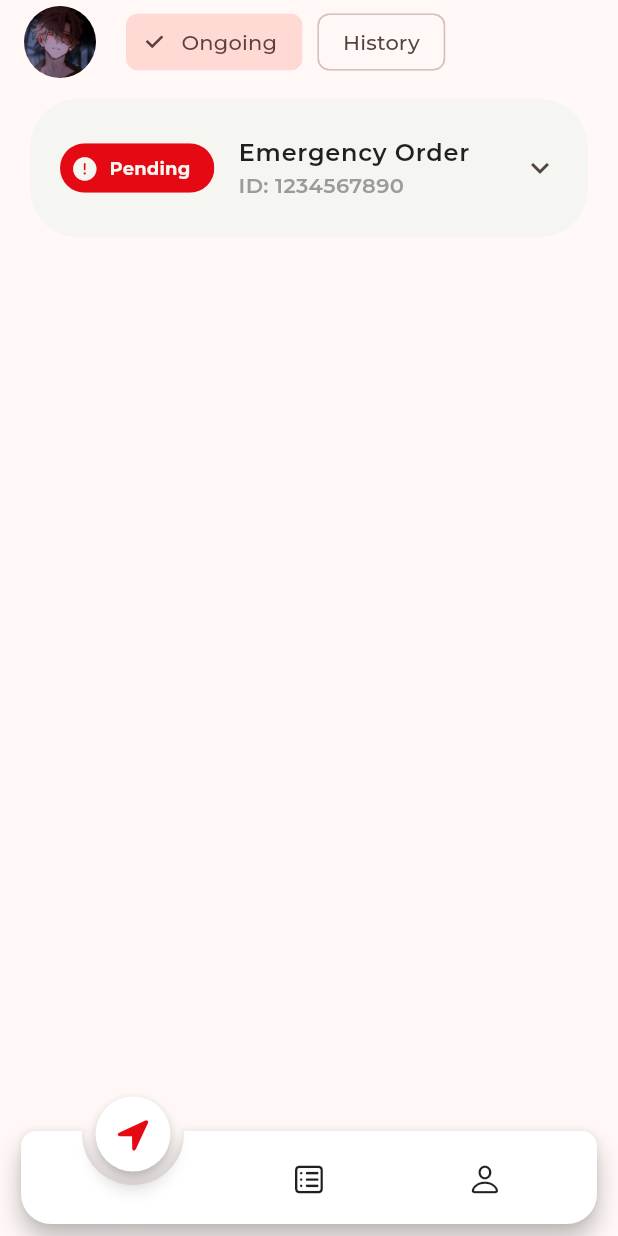
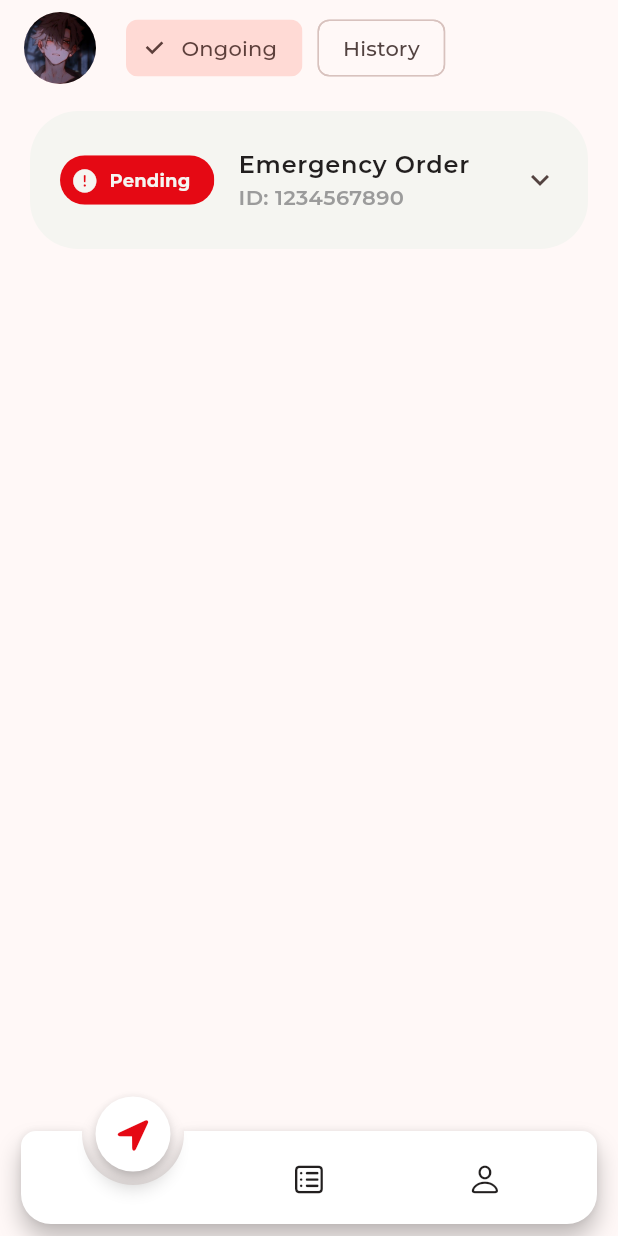
Before and after one commit to memoowi/i-am-app, a Flutter app: the screen it shows after launch, swiped to page 2, on a phone screen of 412 x 824 dp. Run offline on Flutter 3.47's test engine with Material 3 defaults, Android fonts, the phone set to English and light mode, and no system bars; drawn by our look-alikes of animated_notch_bottom_bar; project files that could hold a hidden picture were left out.

Commit message:
feat: fix customer ui

```diff
--- a/lib/screens/pages/list_page.dart
+++ b/lib/screens/pages/list_page.dart
@@ -26,13 +26,16 @@ class _ListPageState extends State<ListPage> {
   @override
   Widget build(BuildContext context) {
     return CustomScrollView(
+      physics: BouncingScrollPhysics(
+        decelerationRate: ScrollDecelerationRate.fast,
+      ),
       slivers: [
         SliverAppBar(
           pinned: true,
           floating: true,
           snap: true,
+          toolbarHeight: 64.0,
           title: Wrap(
-            alignment: WrapAlignment.center,
             crossAxisAlignment: WrapCrossAlignment.center,
             spacing: 10,
             runSpacing: 10,
--- a/lib/screens/pages/tabs/ongoing_tabs.dart
+++ b/lib/screens/pages/tabs/ongoing_tabs.dart
@@ -17,10 +17,15 @@ class _OngoingTabsState extends State<OngoingTabs> {
 
   @override
   Widget build(BuildContext context) {
-    return SingleChildScrollView(
-      child: Column(
-        children: [
-          ExpansionTile(
+    return ListView.separated(
+      padding: EdgeInsets.zero,
+      physics: NeverScrollableScrollPhysics(),
+      shrinkWrap: true,
+      separatorBuilder: (BuildContext context, int index) =>
+          SizedBox(height: 10.0),
+      itemCount: 1,
+      itemBuilder: (BuildContext context, int index) {
+        return ExpansionTile(
           leading: Chip(
             label: Text('Pending'),
             avatar: Icon(
@@ -323,9 +328,8 @@ class _OngoingTabsState extends State<OngoingTabs> {
               ],
             ),
           ],
-          )
-        ],
-      ),
+        );
+      },
     );
   }
 }
--- a/lib/widgets/custom_filled_button.dart
+++ b/lib/widgets/custom_filled_button.dart
@@ -22,13 +22,13 @@ class CustomFilledButton extends StatelessWidget {
         shape: RoundedRectangleBorder(
           borderRadius: BorderRadius.circular(10.0),
         ),
-        minimumSize: const Size.fromHeight(50.0),
+        minimumSize: const Size.fromHeight(48.0),
         elevation: 0.0,
       ),
       child: Text(
         text,
         style: CustomTextStyles.light.copyWith(
-          fontSize: 18.0,
+          fontSize: 16.0,
           fontWeight: FontWeight.w700,
         ),
       ),
--- a/pubspec.yaml
+++ b/pubspec.yaml
@@ -38,6 +38,7 @@ dependencies:
   dio: ^5.4.1
   shared_preferences: ^2.2.2
   animated_notch_bottom_bar: ^1.0.2
+  flutter_bloc: ^8.1.4
 
 dev_dependencies:
   flutter_test:
```
Also changed, not shown: lib/screens/pages/tabs/history_tabs.dart (+13 -13 lines), lib/widgets/custom_outline_button.dart (+3 -4 lines), pubspec.lock. Lines whose indentation alone changed are shown as unchanged.
